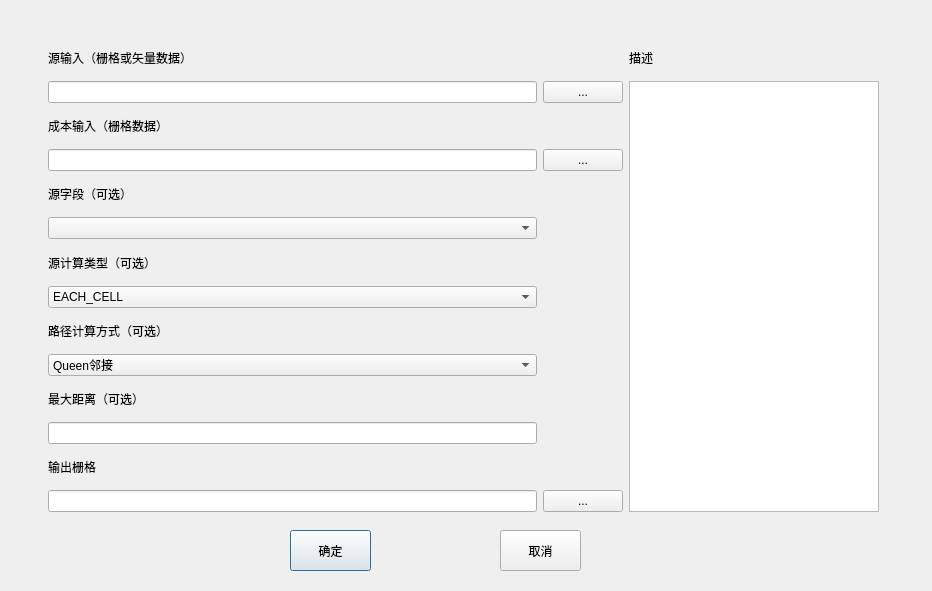
Old version of the form shortest_path/shortest_path_dialog_base.ui in the repository TianyouCheng/Shortest-Path-QGIS-Plugin.
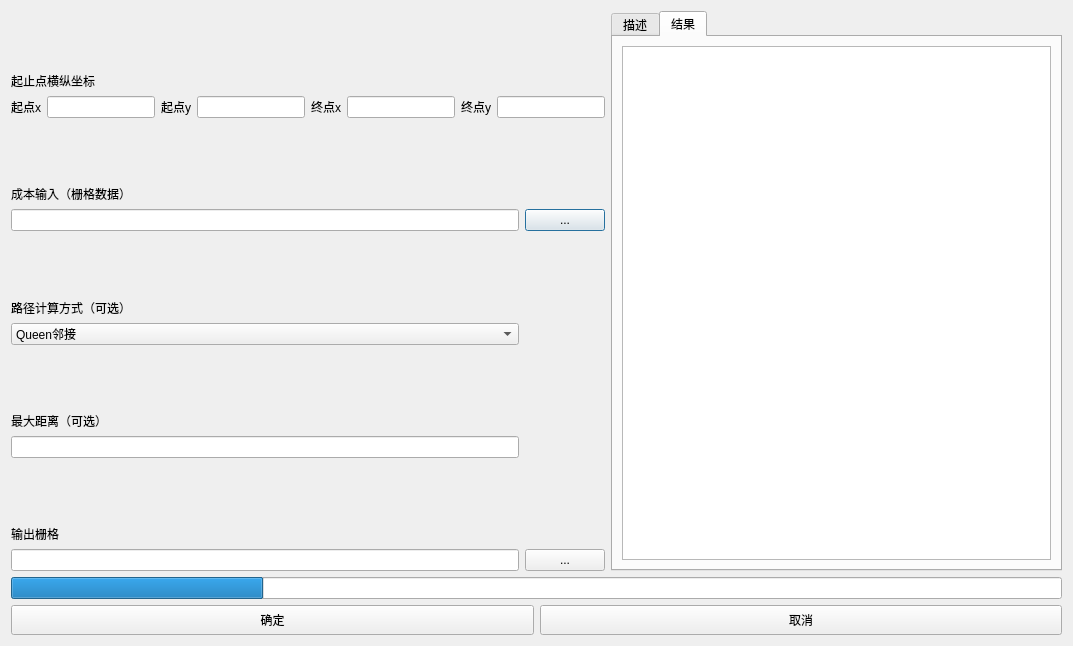
New version of the form.

```diff
--- a/shortest_path/shortest_path_dialog_base.ui
+++ b/shortest_path/shortest_path_dialog_base.ui
@@ -6,89 +6,131 @@
    <rect>
     <x>0</x>
     <y>0</y>
-    <width>932</width>
-    <height>591</height>
+    <width>1073</width>
+    <height>646</height>
    </rect>
   </property>
   <property name="windowTitle">
    <string>Shortest Path</string>
   </property>
-  <widget class="QPushButton" name="bt_ok">
-   <property name="geometry">
-    <rect>
-     <x>290</x>
-     <y>530</y>
-     <width>81</width>
-     <height>41</height>
-    </rect>
-   </property>
-   <property name="text">
-    <string>确定</string>
-   </property>
-  </widget>
-  <widget class="QPushButton" name="bt_cancel">
-   <property name="geometry">
-    <rect>
-     <x>500</x>
-     <y>530</y>
-     <width>81</width>
-     <height>41</height>
-    </rect>
-   </property>
-   <property name="text">
-    <string>取消</string>
-   </property>
-  </widget>
-  <widget class="QWidget" name="layoutWidget">
-   <property name="geometry">
-    <rect>
-     <x>48</x>
-     <y>41</y>
-     <width>831</width>
-     <height>471</height>
-    </rect>
-   </property>
-   <layout class="QGridLayout" name="gridLayout">
+  <layout class="QGridLayout" name="gridLayout_3">
+   <item row="0" column="0" colspan="2">
+    <layout class="QGridLayout" name="gridLayout_2">
     <item row="0" column="0">
      <widget class="QLabel" name="label">
+       <property name="lineWidth">
+        <number>1</number>
+       </property>
       <property name="text">
-       <string>源输入（栅格或矢量数据）</string>
+        <string>起止点横纵坐标</string>
       </property>
       <property name="textFormat">
        <enum>Qt::PlainText</enum>
       </property>
-     </widget>
-    </item>
-    <item row="0" column="2">
-     <widget class="QLabel" name="label_8">
-      <property name="text">
+       <property name="alignment">
+        <set>Qt::AlignBottom|Qt::AlignLeading|Qt::AlignLeft</set>
+       </property>
+       <property name="margin">
+        <number>1</number>
+       </property>
+      </widget>
+     </item>
+     <item row="0" column="2" rowspan="10">
+      <widget class="QTabWidget" name="tabWidget">
+       <property name="minimumSize">
+        <size>
+         <width>300</width>
+         <height>0</height>
+        </size>
+       </property>
+       <property name="currentIndex">
+        <number>1</number>
+       </property>
+       <widget class="QWidget" name="tab_3">
+        <attribute name="title">
        <string>描述</string>
+        </attribute>
+        <layout class="QVBoxLayout" name="verticalLayout">
+         <item>
+          <widget class="QTextEdit" name="textDescript"/>
+         </item>
+        </layout>
+       </widget>
+       <widget class="QWidget" name="tab_4">
+        <attribute name="title">
+         <string>结果</string>
+        </attribute>
+        <layout class="QVBoxLayout" name="verticalLayout_2">
+         <item>
+          <widget class="QTextEdit" name="textResult"/>
+         </item>
+        </layout>
+       </widget>
+      </widget>
+     </item>
+     <item row="1" column="0" colspan="2">
+      <layout class="QGridLayout" name="gridLayout">
+       <item row="0" column="0">
+        <widget class="QLabel" name="label_9">
+         <property name="text">
+          <string>起点x</string>
       </property>
       <property name="textFormat">
        <enum>Qt::PlainText</enum>
       </property>
      </widget>
     </item>
-    <item row="1" column="0">
-     <widget class="QLineEdit" name="line_src"/>
-    </item>
-    <item row="1" column="1">
-     <widget class="QPushButton" name="bt_loadsrc">
-      <property name="text">
-       <string>...</string>
-      </property>
-     </widget>
-    </item>
-    <item row="1" column="2" rowspan="13">
-     <widget class="QTextEdit" name="textDescript">
+       <item row="0" column="1">
+        <widget class="QLineEdit" name="srcX">
       <property name="maximumSize">
        <size>
-        <width>250</width>
+           <width>16777215</width>
         <height>16777215</height>
        </size>
       </property>
      </widget>
     </item>
+       <item row="0" column="2">
+        <widget class="QLabel" name="label_10">
+         <property name="text">
+          <string>起点y</string>
+         </property>
+         <property name="textFormat">
+          <enum>Qt::PlainText</enum>
+         </property>
+        </widget>
+       </item>
+       <item row="0" column="3">
+        <widget class="QLineEdit" name="srcY"/>
+       </item>
+       <item row="0" column="4">
+        <widget class="QLabel" name="label_11">
+         <property name="text">
+          <string>终点x</string>
+         </property>
+         <property name="textFormat">
+          <enum>Qt::PlainText</enum>
+         </property>
+        </widget>
+       </item>
+       <item row="0" column="5">
+        <widget class="QLineEdit" name="endX"/>
+       </item>
+       <item row="0" column="6">
+        <widget class="QLabel" name="label_12">
+         <property name="text">
+          <string>终点y</string>
+         </property>
+         <property name="textFormat">
+          <enum>Qt::PlainText</enum>
+         </property>
+        </widget>
+       </item>
+       <item row="0" column="7">
+        <widget class="QLineEdit" name="endY"/>
+       </item>
+      </layout>
+     </item>
     <item row="2" column="0">
      <widget class="QLabel" name="label_3">
       <property name="text">
@@ -97,6 +139,9 @@
       <property name="textFormat">
        <enum>Qt::PlainText</enum>
       </property>
+       <property name="alignment">
+        <set>Qt::AlignBottom|Qt::AlignLeading|Qt::AlignLeft</set>
+       </property>
      </widget>
     </item>
     <item row="3" column="0">
@@ -110,48 +155,6 @@
      </widget>
     </item>
     <item row="4" column="0">
-     <widget class="QLabel" name="label_2">
-      <property name="text">
-       <string>源字段（可选）</string>
-      </property>
-      <property name="textFormat">
-       <enum>Qt::PlainText</enum>
-      </property>
-     </widget>
-    </item>
-    <item row="5" column="0">
-     <widget class="QComboBox" name="cb_field"/>
-    </item>
-    <item row="6" column="0">
-     <widget class="QLabel" name="label_6">
-      <property name="text">
-       <string>源计算类型（可选）</string>
-      </property>
-      <property name="textFormat">
-       <enum>Qt::PlainText</enum>
-      </property>
-     </widget>
-    </item>
-    <item row="7" column="0">
-     <widget class="QComboBox" name="cb_type">
-      <item>
-       <property name="text">
-        <string>EACH_CELL</string>
-       </property>
-      </item>
-      <item>
-       <property name="text">
-        <string>EACH_ZONE</string>
-       </property>
-      </item>
-      <item>
-       <property name="text">
-        <string>BEST_SINGLE</string>
-       </property>
-      </item>
-     </widget>
-    </item>
-    <item row="8" column="0">
      <widget class="QLabel" name="label_7">
       <property name="text">
        <string>路径计算方式（可选）</string>
@@ -159,9 +162,12 @@
       <property name="textFormat">
        <enum>Qt::PlainText</enum>
       </property>
-     </widget>
-    </item>
-    <item row="9" column="0">
+       <property name="alignment">
+        <set>Qt::AlignBottom|Qt::AlignLeading|Qt::AlignLeft</set>
+       </property>
+      </widget>
+     </item>
+     <item row="5" column="0">
      <widget class="QComboBox" name="cb_path">
       <item>
        <property name="text">
@@ -173,14 +179,9 @@
         <string>Rook邻接</string>
        </property>
       </item>
-      <item>
-       <property name="text">
-        <string>Bishop邻接</string>
-       </property>
-      </item>
-     </widget>
-    </item>
-    <item row="10" column="0">
+      </widget>
+     </item>
+     <item row="6" column="0">
      <widget class="QLabel" name="label_4">
       <property name="text">
        <string>最大距离（可选）</string>
@@ -188,12 +189,15 @@
       <property name="textFormat">
        <enum>Qt::PlainText</enum>
       </property>
-     </widget>
-    </item>
-    <item row="11" column="0">
+       <property name="alignment">
+        <set>Qt::AlignBottom|Qt::AlignLeading|Qt::AlignLeft</set>
+       </property>
+      </widget>
+     </item>
+     <item row="7" column="0">
      <widget class="QLineEdit" name="line_maxdis"/>
     </item>
-    <item row="12" column="0">
+     <item row="8" column="0">
      <widget class="QLabel" name="label_5">
       <property name="text">
        <string>输出栅格</string>
@@ -201,12 +205,15 @@
       <property name="textFormat">
        <enum>Qt::PlainText</enum>
       </property>
-     </widget>
-    </item>
-    <item row="13" column="0">
+       <property name="alignment">
+        <set>Qt::AlignBottom|Qt::AlignLeading|Qt::AlignLeft</set>
+       </property>
+      </widget>
+     </item>
+     <item row="9" column="0">
      <widget class="QLineEdit" name="line_export"/>
     </item>
-    <item row="13" column="1">
+     <item row="9" column="1">
      <widget class="QPushButton" name="bt_export">
       <property name="text">
        <string>...</string>
@@ -214,7 +221,50 @@
      </widget>
     </item>
    </layout>
-  </widget>
+   </item>
+   <item row="1" column="0" colspan="2">
+    <widget class="QProgressBar" name="progressBar">
+     <property name="value">
+      <number>24</number>
+     </property>
+     <property name="textVisible">
+      <bool>false</bool>
+     </property>
+     <property name="invertedAppearance">
+      <bool>false</bool>
+     </property>
+     <property name="textDirection">
+      <enum>QProgressBar::TopToBottom</enum>
+     </property>
+    </widget>
+   </item>
+   <item row="2" column="0">
+    <widget class="QPushButton" name="bt_ok">
+     <property name="minimumSize">
+      <size>
+       <width>0</width>
+       <height>30</height>
+      </size>
+     </property>
+     <property name="text">
+      <string>确定</string>
+     </property>
+    </widget>
+   </item>
+   <item row="2" column="1">
+    <widget class="QPushButton" name="bt_cancel">
+     <property name="minimumSize">
+      <size>
+       <width>0</width>
+       <height>30</height>
+      </size>
+     </property>
+     <property name="text">
+      <string>取消</string>
+     </property>
+    </widget>
+   </item>
+  </layout>
  </widget>
  <resources/>
  <connections/>
```
Lines whose indentation alone changed are shown as unchanged.
